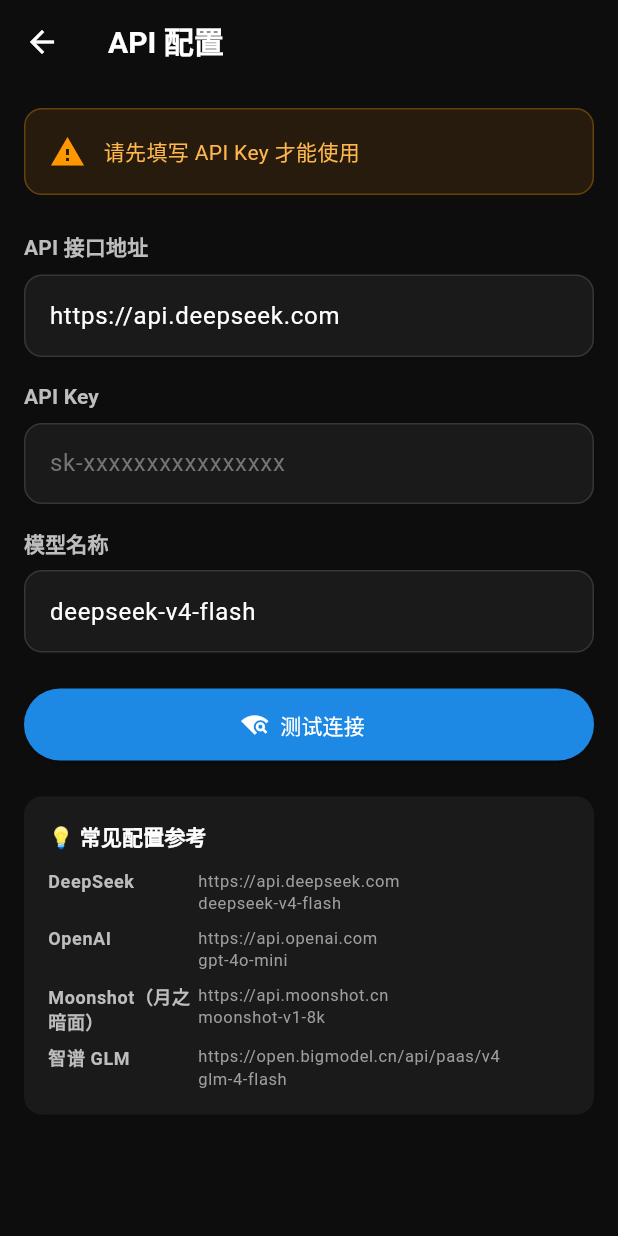
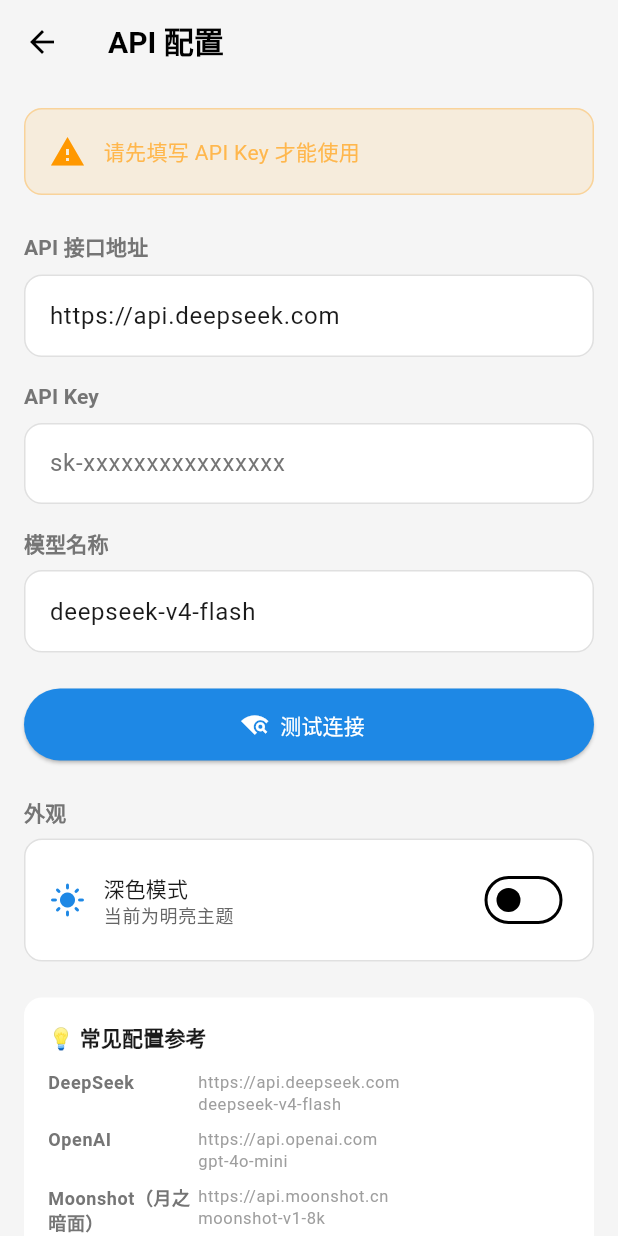
Before and after one commit to fengjutian/askrealm, a Flutter app: the screen it shows after launch, after a tap on "设置", on a phone screen of 412 x 824 dp. Run offline on Flutter 3.47's test engine with Material 3 defaults, Android fonts, the phone set to English and light mode, and no system bars; our stand-ins replace shared_preferences; network calls fail.

Commit message:
feat: 添加主题切换功能支持明暗模式
- 新增 theme.dart 文件，包含明亮和暗色主题定义
- 在 SettingsProvider 中添加主题模式管理功能
- 集成 StorageService 支持主题模式持久化存储
- 更新 UI 组件以适配动态主题切换，包括对话框、分割线、卡片等
- 在设置页面添加主题切换开关和预览
- 更新 .reasonix 配置文件以记录新的话题数据

```diff
--- a/lib/main.dart
+++ b/lib/main.dart
@@ -3,6 +3,7 @@
 import 'providers/chat_provider.dart';
 import 'providers/settings_provider.dart';
 import 'services/storage_service.dart';
+import 'theme.dart';
 import 'pages/home_page.dart';
 import 'pages/character_select_page.dart';
 import 'pages/single_chat_page.dart';
@@ -25,10 +26,14 @@
         ChangeNotifierProvider(create: (_) => ChatProvider()),
         ChangeNotifierProvider(create: (_) => SettingsProvider()..load()),
       ],
-      child: MaterialApp(
+      child: Consumer<SettingsProvider>(
+        builder: (context, settings, _) {
+          return MaterialApp(
             title: '问戏',
             debugShowCheckedModeBanner: false,
-        theme: _buildDarkTheme(),
+            theme: buildLightTheme(),
+            darkTheme: buildDarkTheme(),
+            themeMode: settings.themeMode,
             initialRoute: '/',
             onGenerateRoute: (settings) {
               switch (settings.name) {
@@ -58,48 +63,8 @@
                   );
               }
             },
-      ),
           );
-  }
-
-  ThemeData _buildDarkTheme() {
-    return ThemeData(
-      brightness: Brightness.dark,
-      scaffoldBackgroundColor: const Color(0xFF0D0D0D),
-      cardColor: const Color(0xFF1A1A1A),
-      colorScheme: const ColorScheme.dark(
-        primary: Color(0xFF1E88E5),
-        secondary: Color(0xFF64FFDA),
-        surface: Color(0xFF1A1A1A),
-      ),
-      appBarTheme: const AppBarTheme(
-        backgroundColor: Colors.transparent,
-        elevation: 0,
-      ),
-      textTheme: const TextTheme(
-        headlineLarge: TextStyle(
-          fontSize: 36,
-          fontWeight: FontWeight.bold,
-          color: Colors.white,
-        ),
-        titleLarge: TextStyle(
-          fontSize: 20,
-          fontWeight: FontWeight.w600,
-          color: Colors.white,
-        ),
-        titleMedium: TextStyle(
-          fontSize: 16,
-          fontWeight: FontWeight.w500,
-          color: Colors.white,
-        ),
-        titleSmall: TextStyle(
-          fontSize: 14,
-          fontWeight: FontWeight.w500,
-          color: Colors.white,
-        ),
-        bodyLarge: TextStyle(color: Colors.white),
-        bodyMedium: TextStyle(color: Colors.white70),
-        bodySmall: TextStyle(color: Colors.white54),
+        },
       ),
     );
   }
--- a/lib/pages/group_chat_page.dart
+++ b/lib/pages/group_chat_page.dart
@@ -65,7 +65,7 @@
     final result = await showDialog<bool>(
       context: context,
       builder: (ctx) => AlertDialog(
-        backgroundColor: const Color(0xFF1A1A1A),
+        backgroundColor: Theme.of(ctx).dialogTheme.backgroundColor,
         title: const Text('清空对话？'),
         content: const Text('所有消息将被删除，无法恢复。'),
         actions: [
@@ -184,7 +184,7 @@
                 ),
               ),
 
-              const Divider(height: 1, color: Colors.white12),
+              Divider(height: 1, color: theme.dividerColor),
 
               // 消息列表
               Expanded(
@@ -283,8 +283,8 @@
   Widget _buildInputBar(BuildContext context, ChatProvider chat) {
     return Container(
       padding: const EdgeInsets.fromLTRB(12, 8, 12, 16),
-      decoration: const BoxDecoration(
-        border: Border(top: BorderSide(color: Colors.white12)),
+      decoration: BoxDecoration(
+        border: Border(top: BorderSide(color: Theme.of(context).dividerColor)),
       ),
       child: Row(
         children: [
--- a/lib/pages/home_page.dart
+++ b/lib/pages/home_page.dart
@@ -46,9 +46,15 @@
             Container(
               width: 72,
               decoration: BoxDecoration(
-                color: const Color(0xFF111111),
+                color: theme.brightness == Brightness.dark
+                    ? const Color(0xFF111111)
+                    : const Color(0xFFE8E8E8),
                 border: Border(
-                  right: BorderSide(color: Colors.white.withOpacity(0.06)),
+                  right: BorderSide(
+                    color: theme.brightness == Brightness.dark
+                        ? Colors.white.withOpacity(0.06)
+                        : Colors.black.withOpacity(0.08),
+                  ),
                 ),
               ),
               child: Column(
@@ -113,7 +119,7 @@
               decoration: BoxDecoration(
                 color: theme.cardColor,
                 borderRadius: BorderRadius.circular(28),
-                border: Border.all(color: Colors.white12),
+                border: Border.all(color: theme.dividerColor),
               ),
               child: const Center(
                 child: Text('🎬', style: TextStyle(fontSize: 48)),
@@ -186,7 +192,7 @@
                     padding: const EdgeInsets.symmetric(horizontal: 16, vertical: 8),
                     shape: RoundedRectangleBorder(
                       borderRadius: BorderRadius.circular(20),
-                      side: BorderSide(color: Colors.white10),
+                      side: BorderSide(color: theme.dividerColor),
                     ),
                   ),
                 );
@@ -238,7 +244,7 @@
                     left: BorderSide(color: Color(0xFF1E88E5), width: 3),
                   )
                 : null,
-            color: isSelected ? Colors.white.withOpacity(0.05) : Colors.transparent,
+            color: isSelected ? Colors.white.withOpacity(0.08) : Colors.transparent,
           ),
           child: Column(
             mainAxisSize: MainAxisSize.min,
@@ -293,7 +299,7 @@
         decoration: BoxDecoration(
           color: theme.cardColor,
           borderRadius: BorderRadius.circular(16),
-          border: Border.all(color: Colors.white12),
+          border: Border.all(color: theme.dividerColor),
         ),
         child: Column(
           children: [
--- a/lib/pages/settings_page.dart
+++ b/lib/pages/settings_page.dart
@@ -205,6 +205,51 @@
 
               const SizedBox(height: 24),
 
+              // ── 外观设置 ──
+              _SectionLabel(label: '外观'),
+              const SizedBox(height: 8),
+              Container(
+                padding: const EdgeInsets.all(16),
+                decoration: BoxDecoration(
+                  color: theme.cardColor,
+                  borderRadius: BorderRadius.circular(12),
+                  border: Border.all(
+                    color: Theme.of(context).dividerColor,
+                  ),
+                ),
+                child: Row(
+                  children: [
+                    Icon(
+                      settings.isDarkMode ? Icons.dark_mode : Icons.light_mode,
+                      color: theme.colorScheme.primary,
+                    ),
+                    const SizedBox(width: 12),
+                    Expanded(
+                      child: Column(
+                        crossAxisAlignment: CrossAxisAlignment.start,
+                        children: [
+                          Text(
+                            '深色模式',
+                            style: theme.textTheme.titleSmall,
+                          ),
+                          Text(
+                            settings.isDarkMode ? '当前为深色主题' : '当前为明亮主题',
+                            style: theme.textTheme.bodySmall,
+                          ),
+                        ],
+                      ),
+                    ),
+                    Switch(
+                      value: settings.isDarkMode,
+                      onChanged: (_) => settings.toggleTheme(),
+                      activeColor: theme.colorScheme.primary,
+                    ),
+                  ],
+                ),
+              ),
+
+              const SizedBox(height: 24),
+
               // 常见模型推荐
               Container(
                 padding: const EdgeInsets.all(16),
@@ -262,10 +307,13 @@
 
   @override
   Widget build(BuildContext context) {
+    final theme = Theme.of(context);
     return Text(
       label,
-      style: Theme.of(context).textTheme.titleSmall?.copyWith(
-            color: Colors.grey[400],
+      style: theme.textTheme.titleSmall?.copyWith(
+            color: theme.brightness == Brightness.light
+                ? Colors.grey[600]
+                : Colors.grey[400],
             fontWeight: FontWeight.w600,
           ),
     );
@@ -291,7 +339,7 @@
       decoration: BoxDecoration(
         color: Theme.of(context).cardColor,
         borderRadius: BorderRadius.circular(12),
-        border: Border.all(color: Colors.white12),
+        border: Border.all(color: Theme.of(context).dividerColor),
       ),
       child: TextField(
         controller: controller,
@@ -333,7 +381,9 @@
           child: Text(
             name,
             style: theme.textTheme.bodySmall?.copyWith(
-              color: Colors.grey[400],
+              color: theme.brightness == Brightness.light
+                  ? Colors.grey[600]
+                  : Colors.grey[400],
               fontWeight: FontWeight.w600,
             ),
           ),
@@ -345,14 +395,18 @@
               Text(
                 baseUrl,
                 style: theme.textTheme.bodySmall?.copyWith(
-                  color: Colors.grey[500],
+                  color: theme.brightness == Brightness.light
+                      ? Colors.grey[500]
+                      : Colors.grey[500],
                   fontSize: 11,
                 ),
               ),
               Text(
                 model,
                 style: theme.textTheme.bodySmall?.copyWith(
-                  color: Colors.grey[500],
+                  color: theme.brightness == Brightness.light
+                      ? Colors.grey[500]
+                      : Colors.grey[500],
                   fontSize: 11,
                 ),
               ),
--- a/lib/pages/single_chat_page.dart
+++ b/lib/pages/single_chat_page.dart
@@ -58,7 +58,7 @@
     final result = await showDialog<bool>(
       context: context,
       builder: (ctx) => AlertDialog(
-        backgroundColor: const Color(0xFF1A1A1A),
+        backgroundColor: Theme.of(ctx).dialogTheme.backgroundColor,
         title: const Text('清空对话？'),
         content: const Text('所有消息将被删除，无法恢复。'),
         actions: [
@@ -216,8 +216,8 @@
   Widget _buildInputBar(BuildContext context, ChatProvider chat) {
     return Container(
       padding: const EdgeInsets.fromLTRB(12, 8, 12, 16),
-      decoration: const BoxDecoration(
-        border: Border(top: BorderSide(color: Colors.white12)),
+      decoration: BoxDecoration(
+        border: Border(top: BorderSide(color: Theme.of(context).dividerColor)),
       ),
       child: Row(
         children: [
--- a/lib/providers/settings_provider.dart
+++ b/lib/providers/settings_provider.dart
@@ -1,4 +1,4 @@
-import 'package:flutter/foundation.dart';
+import 'package:flutter/material.dart';
 import '../services/storage_service.dart';
 
 /// 设置管理
@@ -6,18 +6,26 @@
   String _baseUrl = StorageService.baseUrl;
   String _apiKey = StorageService.apiKey ?? '';
   String _model = StorageService.model;
+  ThemeMode _themeMode = _parseThemeMode(StorageService.themeMode);
 
   // --- Getters ---
   String get baseUrl => _baseUrl;
   String get apiKey => _apiKey;
   String get model => _model;
   bool get hasApiKey => _apiKey.isNotEmpty;
+  ThemeMode get themeMode => _themeMode;
+  bool get isDarkMode => _themeMode == ThemeMode.dark;
+
+  static ThemeMode _parseThemeMode(String value) {
+    return value == 'dark' ? ThemeMode.dark : ThemeMode.light;
+  }
 
   // --- 加载配置 ---
   void load() {
     _baseUrl = StorageService.baseUrl;
     _apiKey = StorageService.apiKey ?? '';
     _model = StorageService.model;
+    _themeMode = _parseThemeMode(StorageService.themeMode);
     notifyListeners();
   }
 
@@ -41,4 +49,11 @@
     StorageService.model = _model;
     notifyListeners();
   }
+
+  // --- 切换主题 ---
+  void toggleTheme() {
+    _themeMode = _themeMode == ThemeMode.dark ? ThemeMode.light : ThemeMode.dark;
+    StorageService.themeMode = _themeMode == ThemeMode.dark ? 'dark' : 'light';
+    notifyListeners();
+  }
 }
--- a/lib/services/storage_service.dart
+++ b/lib/services/storage_service.dart
@@ -5,6 +5,7 @@
   static const _keyBaseUrl = 'api_base_url';
   static const _keyApiKey = 'api_key';
   static const _keyModel = 'api_model';
+  static const _keyThemeMode = 'theme_mode';
 
   // 默认值
   static const String defaultBaseUrl = 'https://api.deepseek.com';
@@ -41,4 +42,10 @@
   static String get model =>
       _prefs.getString(_keyModel) ?? defaultModel;
   static set model(String value) => _prefs.setString(_keyModel, value);
+
+  // ---- Theme Mode ----
+  /// 'light' or 'dark' (default: 'light')
+  static String get themeMode =>
+      _prefs.getString(_keyThemeMode) ?? 'light';
+  static set themeMode(String value) => _prefs.setString(_keyThemeMode, value);
 }
--- /dev/null
+++ b/lib/theme.dart
@@ -0,0 +1,95 @@
+import 'package:flutter/material.dart';
+
+/// 明亮主题
+ThemeData buildLightTheme() {
+  return ThemeData(
+    brightness: Brightness.light,
+    scaffoldBackgroundColor: const Color(0xFFF5F5F5),
+    cardColor: Colors.white,
+    dividerColor: Colors.black12,
+    colorScheme: const ColorScheme.light(
+      primary: Color(0xFF1E88E5),
+      secondary: Color(0xFF00BFA5),
+      surface: Colors.white,
+    ),
+    appBarTheme: const AppBarTheme(
+      backgroundColor: Colors.transparent,
+      elevation: 0,
+    ),
+    textTheme: const TextTheme(
+      headlineLarge: TextStyle(
+        fontSize: 36,
+        fontWeight: FontWeight.bold,
+        color: Color(0xFF1A1A1A),
+      ),
+      titleLarge: TextStyle(
+        fontSize: 20,
+        fontWeight: FontWeight.w600,
+        color: Color(0xFF1A1A1A),
+      ),
+      titleMedium: TextStyle(
+        fontSize: 16,
+        fontWeight: FontWeight.w500,
+        color: Color(0xFF1A1A1A),
+      ),
+      titleSmall: TextStyle(
+        fontSize: 14,
+        fontWeight: FontWeight.w500,
+        color: Color(0xFF1A1A1A),
+      ),
+      bodyLarge: TextStyle(color: Color(0xFF1A1A1A)),
+      bodyMedium: TextStyle(color: Color(0xFF333333)),
+      bodySmall: TextStyle(color: Color(0xFF666666)),
+    ),
+    dialogTheme: const DialogThemeData(
+      backgroundColor: Colors.white,
+    ),
+  );
+}
+
+/// 暗色主题（默认）
+ThemeData buildDarkTheme() {
+  return ThemeData(
+    brightness: Brightness.dark,
+    scaffoldBackgroundColor: const Color(0xFF0D0D0D),
+    cardColor: const Color(0xFF1A1A1A),
+    dividerColor: Colors.white12,
+    colorScheme: const ColorScheme.dark(
+      primary: Color(0xFF1E88E5),
+      secondary: Color(0xFF64FFDA),
+      surface: Color(0xFF1A1A1A),
+    ),
+    appBarTheme: const AppBarTheme(
+      backgroundColor: Colors.transparent,
+      elevation: 0,
+    ),
+    textTheme: const TextTheme(
+      headlineLarge: TextStyle(
+        fontSize: 36,
+        fontWeight: FontWeight.bold,
+        color: Colors.white,
+      ),
+      titleLarge: TextStyle(
+        fontSize: 20,
+        fontWeight: FontWeight.w600,
+        color: Colors.white,
+      ),
+      titleMedium: TextStyle(
+        fontSize: 16,
+        fontWeight: FontWeight.w500,
+        color: Colors.white,
+      ),
+      titleSmall: TextStyle(
+        fontSize: 14,
+        fontWeight: FontWeight.w500,
+        color: Colors.white,
+      ),
+      bodyLarge: TextStyle(color: Colors.white),
+      bodyMedium: TextStyle(color: Colors.white70),
+      bodySmall: TextStyle(color: Colors.white54),
+    ),
+    dialogTheme: const DialogThemeData(
+      backgroundColor: Color(0xFF1A1A1A),
+    ),
+  );
+}
--- a/lib/widgets/character_card.dart
+++ b/lib/widgets/character_card.dart
@@ -30,7 +30,7 @@
               : theme.cardColor,
           borderRadius: BorderRadius.circular(16),
           border: Border.all(
-            color: isSelected ? character.labelColor : Colors.white12,
+            color: isSelected ? character.labelColor : theme.dividerColor,
             width: isSelected ? 2 : 1,
           ),
         ),
@@ -89,7 +89,11 @@
                     shape: BoxShape.circle,
                     color: isSelected ? character.labelColor : Colors.transparent,
                     border: Border.all(
-                      color: isSelected ? character.labelColor : Colors.white38,
+                      color: isSelected
+                          ? character.labelColor
+                          : theme.brightness == Brightness.dark
+                              ? Colors.white38
+                              : Colors.black26,
                       width: 2,
                     ),
                   ),
--- a/lib/widgets/chat_bubble.dart
+++ b/lib/widgets/chat_bubble.dart
@@ -27,6 +27,7 @@
 
   /// 用户消息气泡（靠右）
   Widget _buildUserBubble(ThemeData theme) {
+    final isLight = theme.brightness == Brightness.light;
     return Padding(
       padding: const EdgeInsets.only(left: 60, bottom: 8),
       child: Row(
@@ -37,7 +38,9 @@
             child: Container(
               padding: const EdgeInsets.symmetric(horizontal: 16, vertical: 12),
               decoration: BoxDecoration(
-                color: const Color(0xFF1E88E5).withOpacity(0.3),
+                color: isLight
+                    ? const Color(0xFF1E88E5).withOpacity(0.85)
+                    : const Color(0xFF1E88E5).withOpacity(0.3),
                 borderRadius: const BorderRadius.only(
                   topLeft: Radius.circular(20),
                   topRight: Radius.circular(4),
@@ -48,7 +51,7 @@
               child: Text(
                 message.content,
                 style: theme.textTheme.bodyMedium?.copyWith(
-                  color: Colors.white,
+                  color: isLight ? Colors.white : Colors.white,
                 ),
               ),
             ),
@@ -61,6 +64,7 @@
 
   /// 角色消息气泡（靠左，带头像和名字）
   Widget _buildAssistantBubble(ThemeData theme) {
+    final isLight = theme.brightness == Brightness.light;
     return Padding(
       padding: const EdgeInsets.only(right: 60, bottom: 8),
       child: Row(
@@ -71,7 +75,7 @@
             padding: const EdgeInsets.only(right: 8),
             child: CircleAvatar(
               radius: 18,
-              backgroundColor: Colors.white12,
+              backgroundColor: isLight ? Colors.grey[200] : Colors.white12,
               child: Text(
                 message.characterEmoji ?? '🤖',
                 style: const TextStyle(fontSize: 20),
@@ -110,17 +114,17 @@
                     ),
                     border: Border(
                       left: BorderSide(
-                        color: characterColor?.withOpacity(0.6) ?? Colors.white24,
+                        color: characterColor?.withOpacity(0.6) ?? theme.dividerColor,
                         width: 3,
                       ),
                     ),
                   ),
                   child: message.isLoading && message.content.isEmpty
-                      ? _buildLoadingIndicator()
+                      ? _buildLoadingIndicator(theme)
                       : Text(
                           message.content,
                           style: theme.textTheme.bodyMedium?.copyWith(
-                            color: Colors.white.withOpacity(0.9),
+                            color: isLight ? Colors.black87 : Colors.white.withOpacity(0.9),
                           ),
                         ),
                 ),
@@ -132,13 +136,16 @@
     );
   }
 
-  Widget _buildLoadingIndicator() {
-    return _LoadingDots();
+  Widget _buildLoadingIndicator(ThemeData theme) {
+    return _LoadingDots(isLight: theme.brightness == Brightness.light);
   }
 }
 
 /// 循环闪烁的加载点动画组件
 class _LoadingDots extends StatefulWidget {
+  final bool isLight;
+  const _LoadingDots({required this.isLight});
+
   @override
   State<_LoadingDots> createState() => _LoadingDotsState();
 }
@@ -178,7 +185,9 @@
               margin: const EdgeInsets.only(right: 4),
               decoration: BoxDecoration(
                 shape: BoxShape.circle,
-                color: Colors.white.withOpacity(opacity),
+                color: widget.isLight
+                    ? Colors.black.withOpacity(opacity * 0.5)
+                    : Colors.white.withOpacity(opacity),
               ),
             );
           },
```
Also changed, not shown: .reasonix/desktop-topic-title-sources.json, .reasonix/desktop-topic-titles.json. Lines whose indentation alone changed are shown as unchanged.
